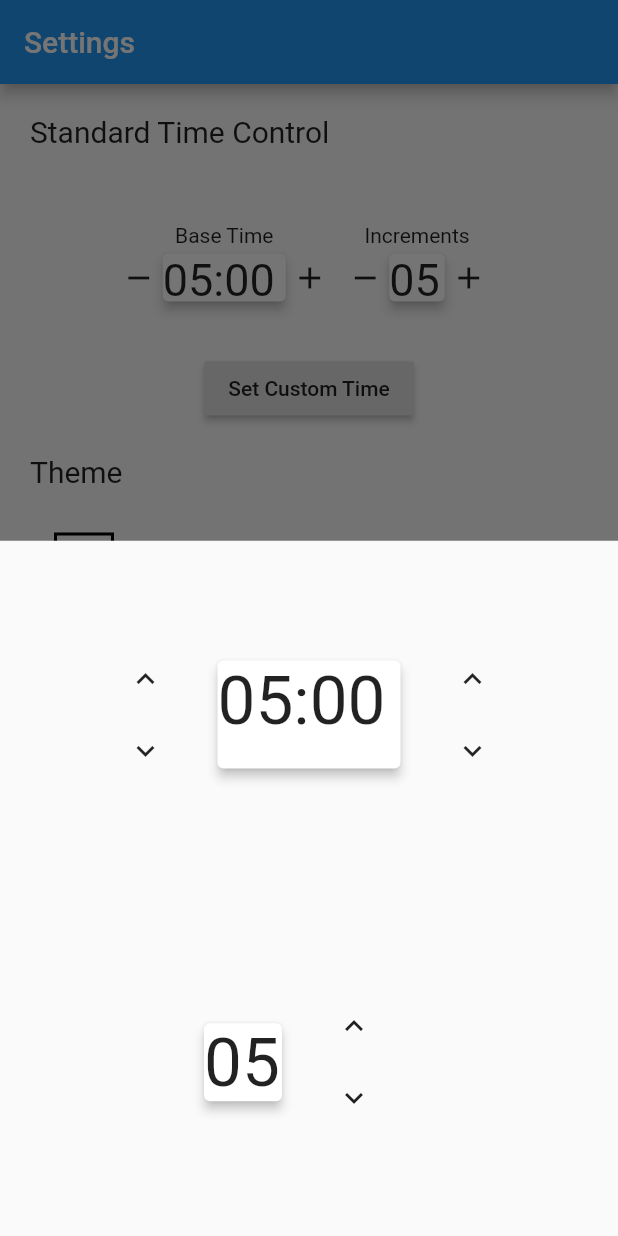
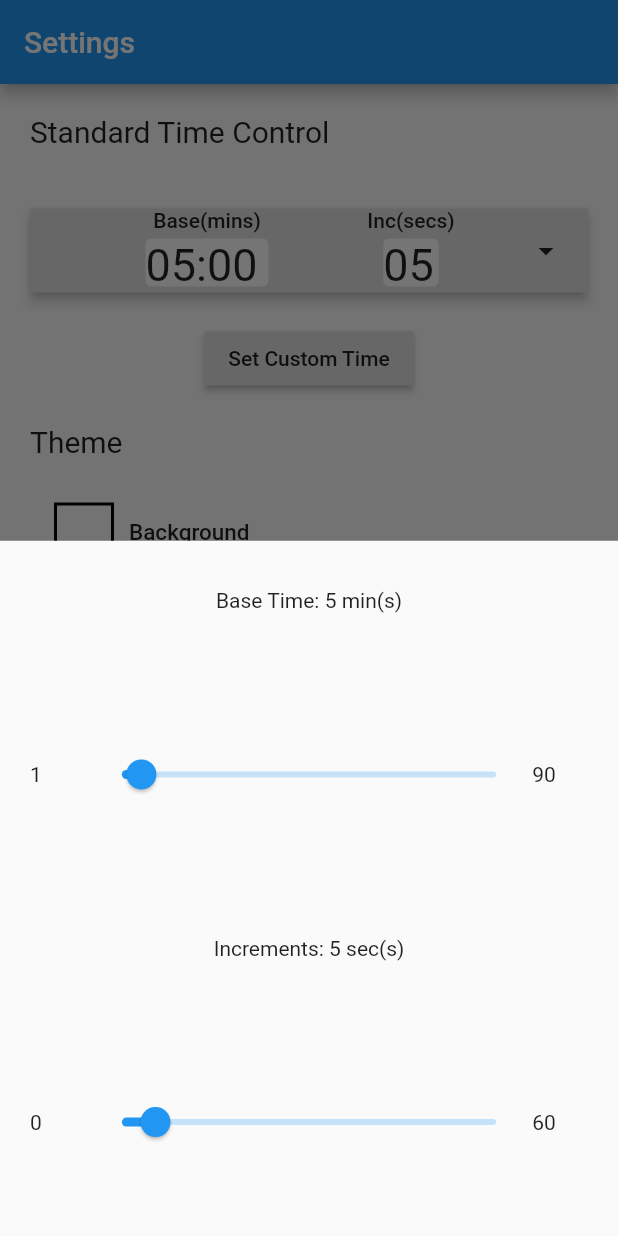
Before and after one commit to profchi/Chess_Clock, a Flutter app: the screen it shows after launch, after a tap on the "pause" icon, after a tap on the "settings" icon, after a tap on "Set Custom Time", on a phone screen of 412 x 824 dp. Run offline on Flutter 3.47's test engine with Material 2 defaults, Android fonts, the phone set to English and light mode, and no system bars.

Commit message:
Settings added to Settings Page

```diff
--- a/lib/Settings/modals/time-selector.dart
+++ b/lib/Settings/modals/time-selector.dart
@@ -1,5 +1,3 @@
-import 'package:chess_clock/Common/classes/time-display.dart';
-import 'package:chess_clock/Settings/widget-selector/up-down-selector.dart';
 import 'package:flutter/material.dart';
 
 class TimeSelector extends StatefulWidget {
@@ -16,90 +14,101 @@ class TimeSelector extends StatefulWidget {
 class _TimeSelectorState extends State<TimeSelector> {
   double currentTime;
   double increments;
+
+  double currentTimeSlider;
+
+
+
   String currentTimeText;
   String incrementText;
-
-  static const double maxIncrements = 90;
-  static const double maxCurrentTime = 5400;
 
   _TimeSelectorState({this.currentTime, this.increments});
 
   @override
   Widget build(BuildContext context) {
-    incrementText = TimeDisplay.incrementConverter(increments);
-    currentTimeText = TimeDisplay.timeConverter(currentTime);
+    currentTimeSlider = currentTime / 60;
+    currentTimeText = "Base Time: " + currentTimeSlider.toInt().toString() + " min(s)";
+    incrementText = "Increments: " + increments.toInt().toString() + " sec(s)";
 
     return Container(
       child: Column(
         mainAxisAlignment: MainAxisAlignment.spaceAround,
         children: <Widget>[
-          Row(
-            mainAxisAlignment: MainAxisAlignment.center,
-            children: <Widget>[
-              UpDownSelector(
-                upPressed: () => adjustCurrentTime(60),
-                downPressed: () => adjustCurrentTime(-60),
-              ),
-              Container(
-                height: 80,
-                width: 130,
-                child: Card(
-                  elevation: 3,
-                  child: Text(
-                    currentTimeText,
-                    style: TextStyle(
-                      fontSize: 45,
-                    ),
+          Text (
+            currentTimeText
+          ),
+          Container(
+            padding: EdgeInsets.all(20),
+            child: Row(
+              mainAxisAlignment: MainAxisAlignment.spaceAround,
+              children: <Widget>[
+                Expanded(
+                  flex: 1,
+                  child: Text("1")
+                ),
+                Expanded(
+                  flex: 8,
+                  child: Slider(
+                    min: 1.0,
+                    max: 90.0,
+                    value: currentTimeSlider,
+                    divisions: 89,
+                    onChanged: (double val) => adjustCurrentTime(val),
                   ),
                 ),
-              ),
-              UpDownSelector(
-                upPressed: () => adjustCurrentTime(1),
-                downPressed: () => adjustCurrentTime(-1),
-              )
-            ],
+                Expanded(
+                  flex: 1,
+                  child: Text("90")
+                ),
+              ],
+            ),
           ),
-          Row(
-            mainAxisAlignment: MainAxisAlignment.center,
-            children: <Widget>[
-               Container(
-                height: 60,
-                width: 60,
-                child: Card(
-                  elevation: 3,
-                  child: Text(
-                    incrementText,
-                    style: TextStyle(
-                      fontSize: 45,
-                    ),
+
+          Text (
+            incrementText
+          ),
+          Container(
+            padding: EdgeInsets.all(20),
+            child: Row(
+              mainAxisAlignment: MainAxisAlignment.spaceAround,
+              children: <Widget>[
+                Expanded(
+                  flex: 1,
+                  child: Text("0")
+                ),
+                Expanded(
+                  flex: 8,
+                  child: Slider(
+                    min: 0.0,
+                    max: 60.0,
+                    value: increments,
+                    divisions: 60,
+                    onChanged: (double val) => adjustIncrement(val),
                   ),
                 ),
-              ),
-              UpDownSelector(
-                upPressed: () => adjustIncrement(1),
-                downPressed: () => adjustIncrement(-1),
-              )
-            ],
+                Expanded(
+                  flex: 1,
+                  child: Text("60")
+                ),
+              ],
+            ),
           )
         ],
       ),
     );
   }
 
-  adjustCurrentTime(int val) {
+  adjustCurrentTime(double val) {
     setState(() {
-      currentTime += val;
-      if (currentTime < 0 || currentTime > maxCurrentTime)
-        currentTime %= maxCurrentTime;
+      currentTimeSlider = val;
+      currentTime = (val * 60).roundToDouble();
     });
     widget.adjustTimeValues(currentTime, increments);
   }
 
-  adjustIncrement(int val) {
+  adjustIncrement(double val) {
     setState(() {
-      increments += val;
-      if (increments < 0 || increments > maxIncrements)
-        increments %= maxIncrements;
+      increments = val;
     });
     widget.adjustTimeValues(currentTime, increments);
   }
--- a/lib/Settings/sub-widgets/color_settings.dart
+++ b/lib/Settings/sub-widgets/color_settings.dart
@@ -43,6 +43,7 @@ class ColorSettings extends StatelessWidget {
   showColorSelector(BuildContext context) {
     showModalBottomSheet(
       context: context,
+      useRootNavigator: true,
       builder: (_) => ColorSelector(),
     );
   }
--- a/lib/Settings/sub-widgets/time_setter.dart
+++ b/lib/Settings/sub-widgets/time_setter.dart
@@ -17,15 +17,13 @@ class TimeSetter extends StatelessWidget {
     double width = type == SetterTypes.base.index ? 90 : 45;
 
     return Row(
+      mainAxisAlignment: MainAxisAlignment.center,
       children: <Widget>[
-        Icon(
-          Icons.remove,
-        ),
         Container(
           height: 40,
           width: width,
           child: Card(
-            elevation: 3,
+            elevation: 0,
             child: Text(
               display,
               style: TextStyle(
@@ -34,9 +32,6 @@ class TimeSetter extends StatelessWidget {
             ),
           ),
         ),
-        Icon(
-          Icons.add,
-        ),
       ],
     );
   }
--- a/lib/Settings/sub-widgets/time_setter_area.dart
+++ b/lib/Settings/sub-widgets/time_setter_area.dart
@@ -3,6 +3,7 @@ import 'package:flutter/material.dart';
 
 import 'time_setter.dart';
 import '../modals/time-selector.dart';
+import '../modals/standard-time-selector.dart';
 
 class TimeSetterArea extends StatefulWidget {
   @override
@@ -10,8 +11,8 @@ class TimeSetterArea extends StatefulWidget {
 }
 
 class _TimeSetterAreaState extends State<TimeSetterArea> {
-  final String base = 'Base Time';
-  final String increments = 'Increments';
+  final String base = 'Base(mins)';
+  final String increments = 'Inc(secs)';
 
   double currentTime;
   double increment;
@@ -28,12 +29,22 @@ class _TimeSetterAreaState extends State<TimeSetterArea> {
       children: <Widget>[
         Container(
           padding: EdgeInsets.all(20),
+          child: RaisedButton(
+            onPressed:  () => showStandardTimeSelector(context),
+            elevation: 3,
             child: Row(
               mainAxisAlignment: MainAxisAlignment.center,
               children: <Widget>[
-              Container(
-                padding: EdgeInsets.all(3),
+                Expanded(
+                  flex: 1,
+                  child: Container(),
+                ),
+                Expanded(
+                  flex: 4,
+                  child: Container(
+                    //padding: EdgeInsets.all(3),
                     child: Column(
+                      crossAxisAlignment: CrossAxisAlignment.center,
                       children: <Widget>[
                         Text(base),
                         TimeSetter(
@@ -43,9 +54,12 @@ class _TimeSetterAreaState extends State<TimeSetterArea> {
                       ],
                     ),
                   ),
-              Container(
-                padding: EdgeInsets.all(10),
+                ),
+                Expanded(
+                  flex: 4,
+                  child: Container(
                     child: Column(
+                      crossAxisAlignment: CrossAxisAlignment.center,
                       children: <Widget>[
                         Text(increments),
                         TimeSetter(
@@ -55,8 +69,23 @@ class _TimeSetterAreaState extends State<TimeSetterArea> {
                       ],
                     ),
                   ),
+                ),
+                Expanded (
+                  flex: 1,
+                  child: Row(
+                    mainAxisAlignment: MainAxisAlignment.end,
+                    children: <Widget>[
+                      Container(
+                        child: Icon(
+                          Icons.arrow_drop_down
+                        ),
+                      ),
                     ],
                   )
+                )
+              ],
+            ),
+          ),
         ),
         RaisedButton(
           onPressed: () => showTimeSelector(context),
@@ -69,11 +98,28 @@ class _TimeSetterAreaState extends State<TimeSetterArea> {
   showTimeSelector(BuildContext context) {
    showModalBottomSheet(
       context: context,
+      useRootNavigator: true,
       builder: (context) => TimeSelector(
         currentTime: currentTime,
         increments: increment,
         adjustTimeValues: adjustTimeValues,),
     );
+  }
+
+  showStandardTimeSelector(BuildContext context) {
+   showModalBottomSheet(
+      context: context,
+      useRootNavigator: true,
+      builder: (context) => StandardTimeSelector(changeStandardTime),
+    );
+  }
+
+  changeStandardTime( String val) {
+    var selectedTimes = val.split("|");
+    setState(() {
+      currentTime = double.parse(selectedTimes[0]) * 60;
+      increment =  double.parse(selectedTimes[1]);
+    });
   }
 
   adjustTimeValues (double curr, double inc ) {
```
Also changed, not shown: lib/Settings/modals/standard-time-selector.dart (added, +30 -0 lines). Lines whose indentation alone changed are shown as unchanged.
